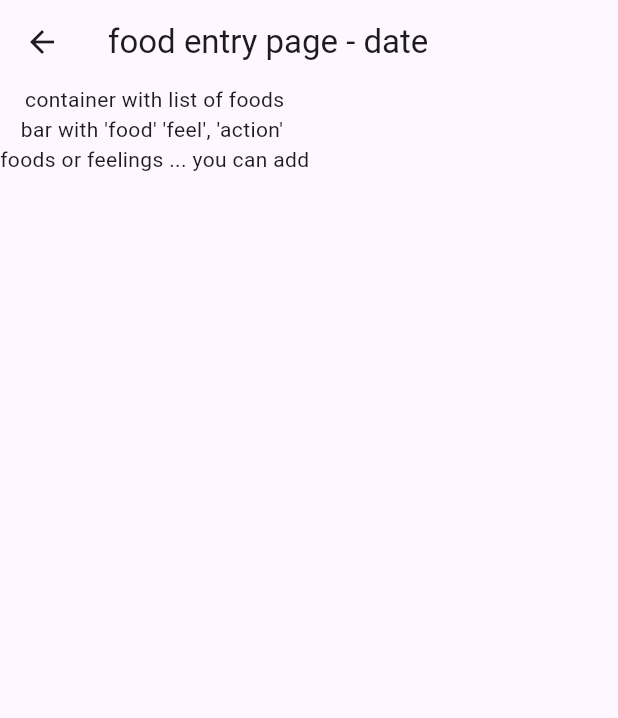
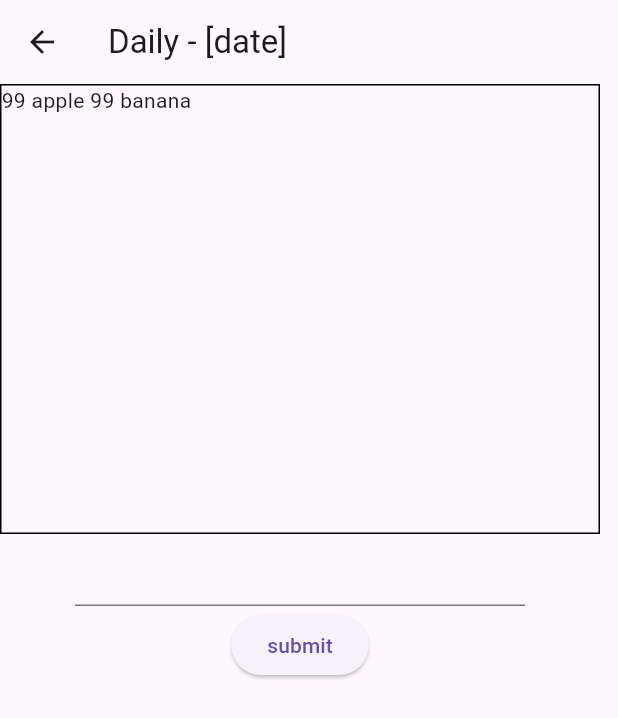
Before and after one commit to bitdreamer/food_diary, a Flutter app: the screen it shows after launch, after a tap on "zappnin", on a phone screen of 412 x 824 dp. Shown: the top 718 px of the screen. Run offline on Flutter 3.47's test engine with Material 3 defaults, Android fonts, the phone set to English and light mode, and no system bars; our stand-ins replace flutter_bloc, hydrated_bloc.

Commit message:
Daily page started

```diff
--- a/lib/daily.dart
+++ b/lib/daily.dart
@@ -6,16 +6,17 @@ import "package:flutter/material.dart";
 import "package:flutter_bloc/flutter_bloc.dart";
 
 import "food_state.dart";
+import "munch.dart";
 
-// the Daily layer passed the FoodCubit to this page.
+// the Daily layer sets up the Bloc stuff with the FoodCubit
+// from the top.
 class Daily extends StatelessWidget
 {
   final BuildContext bc;
-  Daily( this.bc );
+  Daily( this.bc ); // contains the FoodCubit we need
 
   Widget build( BuildContext context )
   { FoodCubit fc = BlocProvider.of<FoodCubit>(bc);
-    // return Text("1 day's food goes here");
     return BlocProvider<FoodCubit>.value
     ( value: fc,
       child: BlocBuilder<FoodCubit,FoodState>
@@ -28,27 +29,8 @@ class Daily extends StatelessWidget
 }
 
 class Daily2 extends StatelessWidget
-{
-  Widget build( BuildContext context )
-  { return Scaffold
-    ( appBar: AppBar( title: Text("food entry page - date") ) ,
-      body: Column
-      ( children:
-        [ Text("container with list of foods"),
-          Text("bar with 'food' 'feel', 'action' "),
-          Text("foods or feelings ... you can add"),
-        ],
-      ),
-    );
-  }
-}
-
-/*
-
-class Core extends StatelessWidget
-{ final String title;
-  // final FDCubit fdc;
-  const Core({super.key, required this.title } );
+{ final String title = "Daily - [date]";
+  Daily2( {super.key} );
 
   @override
   Widget build(BuildContext context)
@@ -56,17 +38,13 @@ class Core extends StatelessWidget
     FoodState fs = fc.state;
     TextEditingController tec = TextEditingController();
 
-    print("json=${fs.toJson()}"); // debugging
+    // print("json=${fs.toJson()}"); // debugging
 
     return Scaffold
     ( appBar: AppBar(  title: Text(title),),
       body: Column
       ( children:
-        [ Container
-          ( height:300, width:400,
-            decoration: BoxDecoration( border:Border.all(width:1)),
-            child: makeListView(context),
-          ),
+        [ dayLog(context), // today so far
           SizedBox
           ( height:50, width:300,
             child: TextField(controller: tec ),
@@ -75,40 +53,24 @@ class Core extends StatelessWidget
           ( onPressed: (){ fc.addFood(tec.text); },
             child: Text("submit"),
           ),
-          ResetButton(),
+          // ResetButton(),
         ],
       ),
     );
   }
 
-  Widget makeListView( BuildContext context )
+  Widget dayLog( BuildContext context )
   { FoodCubit fc = BlocProvider.of<FoodCubit>(context);
     FoodState fs = fc.state;
     List<Munch> theList = fs.munchies;
 
     List<Widget> kids = [];
     for ( Munch m in theList )
-    { // String t = DateTime.parse(m.when).hour.toString();
-      String t = m.when;
-      String label = "$t ${m.what}";
-      kids.add
-      ( ElevatedButton
-        ( onPressed: (){},
-          child:  Text( label ),
-        )
-      );
-    }
-
-    Wrap wr = Wrap
-    ( children:kids,
+    { kids.add( Text( m.show()) ); }
+    return Container
+    ( height:300, width:400,
+      decoration: BoxDecoration( border:Border.all(width:1)),
+      child: Wrap ( children: kids, ),
     );
-    ListView lv = ListView
-    ( scrollDirection: Axis.vertical,
-      // itemExtent: 30,
-      children: [wr],
-    );
-    return lv;
   }
 }
-
-*/
--- a/lib/food_state.dart
+++ b/lib/food_state.dart
@@ -9,7 +9,7 @@ import 'munch.dart';
 
 class FoodState
 {
-  List<Munch> munchies;
+  List<Munch> munchies; // time stamped eating or feeling or ...
 
   FoodState(this.munchies);
 
--- a/lib/munch.dart
+++ b/lib/munch.dart
@@ -1,15 +1,15 @@
 // munch.dart
 // Barrett Koster 2025
-// This is for ONE item, something you ate
-// and when you ate it, presumably.
+// This is for ONE item, something you ate or did or felt,
+// and when that happened.
 
 // import "package:flutter/material.dart";
 
-import 'dart:convert';
+// import 'dart:convert';
 
 class Munch
 {
-  String what; // name of the food
+  String what; // name of the food or feeling or action
   String when; // date+time stored as string to not hang on format,
                // for now
   // int when;
@@ -18,6 +18,9 @@ class Munch
   Munch( this.what, this.when );
   // Munch( this.what, String whenString )
   // : when = DateTime.parse(whenString);
+
+  String show()
+  { return "$when $what ";}
 
   // returns a Map containing the information of this object
   Map<String,dynamic> toMap()
```
